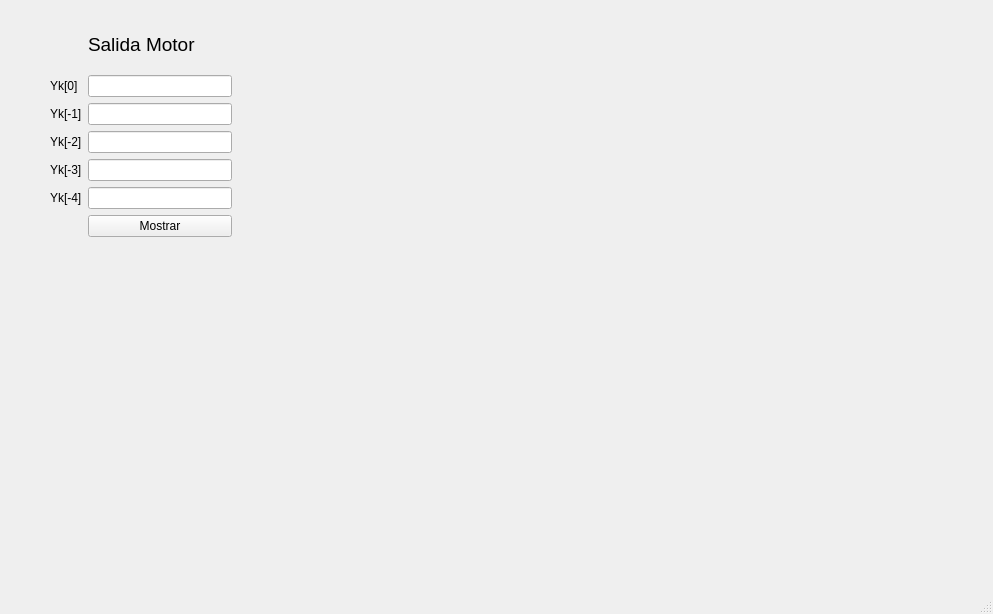
rucoma00/Discr_Loops_Simulator, file mainwindow.ui: the form before one commit.
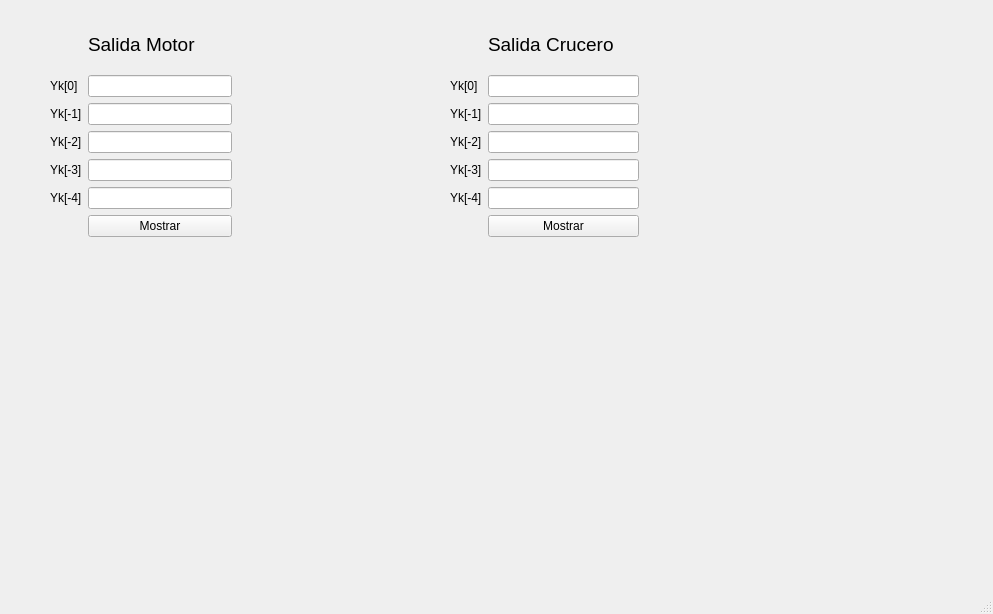
The form after the commit.

Commit message: Configurar callbacks y añadir la seccion del sistema crucero

```diff
--- a/mainwindow.ui
+++ b/mainwindow.ui
@@ -20,6 +20,116 @@
    <string>MainWindow</string>
   </property>
   <widget class="QWidget" name="centralwidget">
+   <widget class="QWidget" name="layoutWidget">
+    <property name="geometry">
+     <rect>
+      <x>450</x>
+      <y>20</y>
+      <width>189</width>
+      <height>217</height>
+     </rect>
+    </property>
+    <layout class="QGridLayout" name="G_c">
+     <item row="2" column="0">
+      <widget class="QLabel" name="L_yk1c">
+       <property name="text">
+        <string>Yk[-1]</string>
+       </property>
+      </widget>
+     </item>
+     <item row="4" column="0">
+      <widget class="QLabel" name="L_yk3c">
+       <property name="text">
+        <string>Yk[-3]</string>
+       </property>
+      </widget>
+     </item>
+     <item row="1" column="0">
+      <widget class="QLabel" name="L_yk0c">
+       <property name="autoFillBackground">
+        <bool>false</bool>
+       </property>
+       <property name="text">
+        <string>Yk[0]</string>
+       </property>
+      </widget>
+     </item>
+     <item row="4" column="1">
+      <widget class="QLineEdit" name="LE_yk3c">
+       <property name="readOnly">
+        <bool>true</bool>
+       </property>
+      </widget>
+     </item>
+     <item row="0" column="1">
+      <widget class="QLabel" name="L_ykc">
+       <property name="font">
+        <font>
+         <pointsize>14</pointsize>
+         <weight>50</weight>
+         <bold>false</bold>
+         <underline>false</underline>
+         <strikeout>false</strikeout>
+         <stylestrategy>PreferDefault</stylestrategy>
+         <kerning>false</kerning>
+        </font>
+       </property>
+       <property name="text">
+        <string>Salida Crucero</string>
+       </property>
+      </widget>
+     </item>
+     <item row="2" column="1">
+      <widget class="QLineEdit" name="LE_yk1c">
+       <property name="readOnly">
+        <bool>true</bool>
+       </property>
+      </widget>
+     </item>
+     <item row="1" column="1">
+      <widget class="QLineEdit" name="LE_yk0c">
+       <property name="readOnly">
+        <bool>true</bool>
+       </property>
+      </widget>
+     </item>
+     <item row="3" column="1">
+      <widget class="QLineEdit" name="LE_yk2c">
+       <property name="readOnly">
+        <bool>true</bool>
+       </property>
+      </widget>
+     </item>
+     <item row="3" column="0">
+      <widget class="QLabel" name="L_yk2c">
+       <property name="text">
+        <string>Yk[-2]</string>
+       </property>
+      </widget>
+     </item>
+     <item row="5" column="1">
+      <widget class="QLineEdit" name="LE_yk4c">
+       <property name="readOnly">
+        <bool>true</bool>
+       </property>
+      </widget>
+     </item>
+     <item row="5" column="0">
+      <widget class="QLabel" name="L_yk4c">
+       <property name="text">
+        <string>Yk[-4]</string>
+       </property>
+      </widget>
+     </item>
+     <item row="6" column="1">
+      <widget class="QPushButton" name="PB_ykc">
+       <property name="text">
+        <string>Mostrar</string>
+       </property>
+      </widget>
+     </item>
+    </layout>
+   </widget>
    <widget class="QWidget" name="">
     <property name="geometry">
      <rect>
```
Left out of the diff: 35 changed lines with no effect on the pictures. The commit also changes 2 other files.
